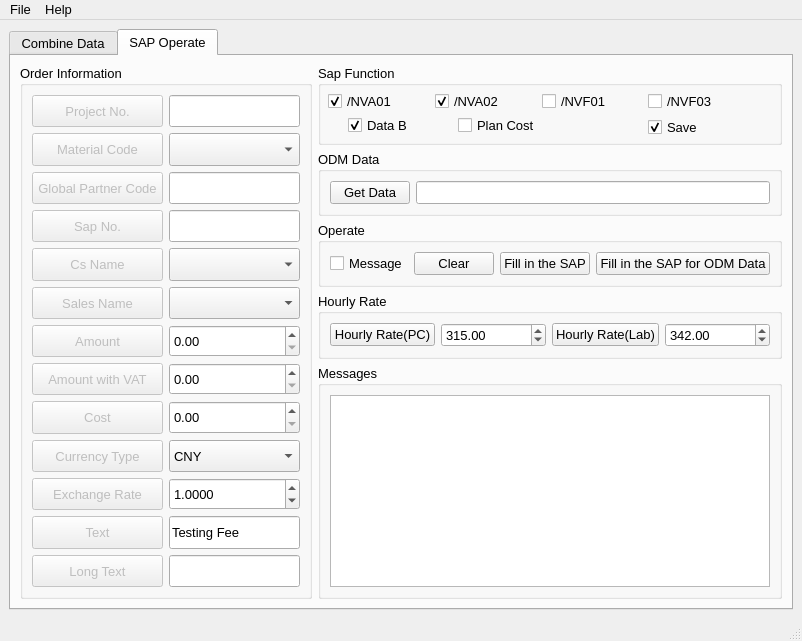
The window that Operate/GUI/Sap/Sap_Operate_UI.ui (chen-huai/work) describes before a commit, drawn with Qt 5.
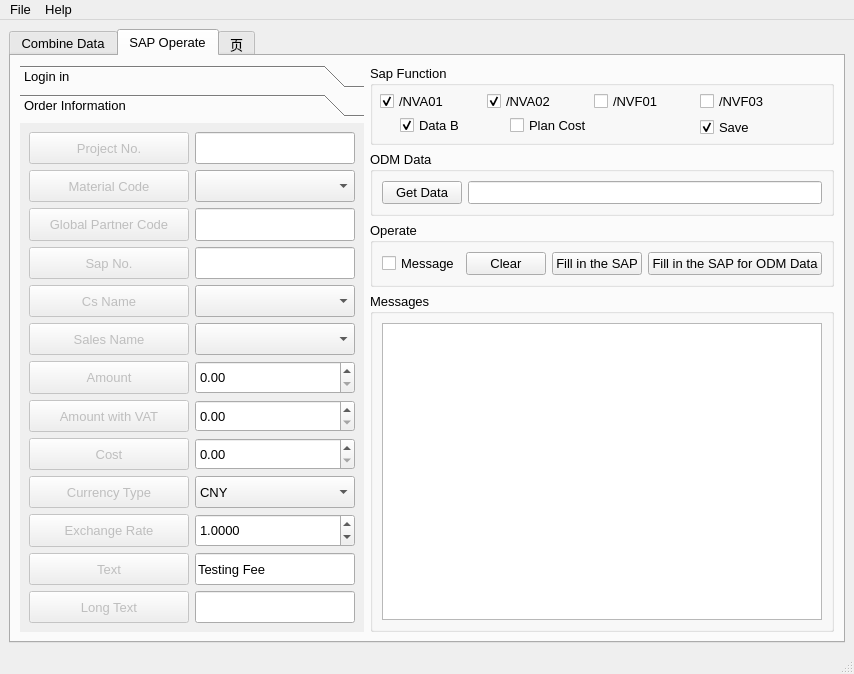
The same window after the commit. The open tabs and pages were chosen to show the change. Icons and pictures are not drawn.

Commit message: 登录bug

What changed in the file:
```diff
--- a/Operate/GUI/Sap/Sap_Operate_UI.ui
+++ b/Operate/GUI/Sap/Sap_Operate_UI.ui
@@ -6,8 +6,8 @@
    <rect>
     <x>0</x>
     <y>0</y>
-    <width>802</width>
-    <height>641</height>
+    <width>854</width>
+    <height>674</height>
    </rect>
   </property>
   <property name="sizePolicy">
@@ -146,6 +146,32 @@
         <string>SAP Operate</string>
        </attribute>
        <layout class="QGridLayout" name="gridLayout_3">
+        <item row="3" column="1">
+         <widget class="QGroupBox" name="groupBox_2">
+          <property name="font">
+           <font>
+            <pointsize>10</pointsize>
+           </font>
+          </property>
+          <property name="title">
+           <string>Messages</string>
+          </property>
+          <layout class="QGridLayout" name="gridLayout_2">
+           <item row="0" column="0">
+            <widget class="QTextBrowser" name="textBrowser">
+             <property name="font">
+              <font>
+               <pointsize>10</pointsize>
+              </font>
+             </property>
+             <property name="statusTip">
+              <string>信息显示</string>
+             </property>
+            </widget>
+           </item>
+          </layout>
+         </widget>
+        </item>
         <item row="0" column="1">
          <widget class="QGroupBox" name="groupBox_3">
           <property name="sizePolicy">
@@ -397,155 +423,160 @@
           </layout>
          </widget>
         </item>
-        <item row="2" column="1">
-         <widget class="QGroupBox" name="groupBox_5">
+        <item row="0" column="0" rowspan="4">
+         <widget class="QToolBox" name="toolBox">
           <property name="sizePolicy">
            <sizepolicy hsizetype="Expanding" vsizetype="Preferred">
             <horstretch>0</horstretch>
             <verstretch>0</verstretch>
            </sizepolicy>
           </property>
-          <property name="title">
-           <string>Operate</string>
+          <property name="currentIndex">
+           <number>0</number>
           </property>
-          <layout class="QHBoxLayout" name="horizontalLayout_3">
-           <item>
-            <widget class="QCheckBox" name="checkBox_5">
-             <property name="sizePolicy">
-              <sizepolicy hsizetype="Expanding" vsizetype="Fixed">
-               <horstretch>0</horstretch>
-               <verstretch>0</verstretch>
-              </sizepolicy>
-             </property>
-             <property name="text">
-              <string>Message</string>
-             </property>
-             <property name="checked">
-              <bool>false</bool>
-             </property>
-            </widget>
-           </item>
-           <item>
-            <widget class="QPushButton" name="pushButton_12">
-             <property name="sizePolicy">
-              <sizepolicy hsizetype="Expanding" vsizetype="Fixed">
-               <horstretch>0</horstretch>
-               <verstretch>0</verstretch>
-              </sizepolicy>
-             </property>
-             <property name="statusTip">
-              <string>清理Messages框中的信息</string>
-             </property>
-             <property name="text">
-              <string>Clear</string>
-             </property>
-            </widget>
-           </item>
-           <item>
-            <widget class="QPushButton" name="pushButton_11">
-             <property name="sizePolicy">
-              <sizepolicy hsizetype="Expanding" vsizetype="Fixed">
-               <horstretch>0</horstretch>
-               <verstretch>0</verstretch>
-              </sizepolicy>
-             </property>
-             <property name="font">
-              <font>
-               <pointsize>10</pointsize>
-              </font>
-             </property>
-             <property name="statusTip">
-              <string>点击后开始SAP操作</string>
-             </property>
-             <property name="text">
-              <string>Fill in the SAP</string>
-             </property>
-            </widget>
-           </item>
-           <item>
-            <widget class="QPushButton" name="pushButton_17">
-             <property name="sizePolicy">
-              <sizepolicy hsizetype="Expanding" vsizetype="Fixed">
-               <horstretch>0</horstretch>
-               <verstretch>0</verstretch>
-              </sizepolicy>
-             </property>
-             <property name="text">
-              <string>Fill in the SAP for ODM Data</string>
-             </property>
-            </widget>
-           </item>
-          </layout>
-         </widget>
-        </item>
-        <item row="4" column="1">
-         <widget class="QGroupBox" name="groupBox_2">
-          <property name="font">
-           <font>
-            <pointsize>10</pointsize>
-           </font>
-          </property>
-          <property name="title">
-           <string>Messages</string>
-          </property>
-          <layout class="QGridLayout" name="gridLayout_2">
+          <widget class="QWidget" name="page_3">
+           <property name="geometry">
+            <rect>
+             <x>0</x>
+             <y>0</y>
+             <width>365</width>
+             <height>500</height>
+            </rect>
+           </property>
+           <attribute name="label">
+            <string>Login in</string>
+           </attribute>
+           <layout class="QGridLayout" name="gridLayout_10">
            <item row="0" column="0">
-            <widget class="QTextBrowser" name="textBrowser">
-             <property name="font">
-              <font>
-               <pointsize>10</pointsize>
-              </font>
-             </property>
-             <property name="statusTip">
-              <string>信息显示</string>
-             </property>
-            </widget>
-           </item>
-          </layout>
-         </widget>
-        </item>
-        <item row="0" column="0" rowspan="5">
          <widget class="QGroupBox" name="groupBox">
+              <property name="title">
+               <string>GroupBox</string>
+              </property>
+              <layout class="QGridLayout" name="gridLayout_9">
+               <item row="0" column="0">
+                <widget class="QPushButton" name="pushButton_26">
+                 <property name="text">
+                  <string>PushButton</string>
+                 </property>
+                </widget>
+               </item>
+               <item row="0" column="1">
+                <widget class="QLineEdit" name="lineEdit_10"/>
+               </item>
+               <item row="1" column="0">
+                <widget class="QPushButton" name="pushButton_27">
+                 <property name="text">
+                  <string>PushButton</string>
+                 </property>
+                </widget>
+               </item>
+               <item row="1" column="1">
+                <widget class="QLineEdit" name="lineEdit_11"/>
+               </item>
+               <item row="2" column="0">
+                <widget class="QPushButton" name="pushButton_28">
+                 <property name="text">
+                  <string>PushButton</string>
+                 </property>
+                </widget>
+               </item>
+               <item row="2" column="1">
+                <widget class="QLineEdit" name="lineEdit_12"/>
+               </item>
+               <item row="3" column="0">
+                <widget class="QPushButton" name="pushButton_29">
+                 <property name="text">
+                  <string>PushButton</string>
+                 </property>
+                </widget>
+               </item>
+               <item row="3" column="1">
+                <widget class="QLineEdit" name="lineEdit_13"/>
+               </item>
+               <item row="4" column="0">
+                <widget class="QPushButton" name="pushButton_30">
+                 <property name="text">
+                  <string>PushButton</string>
+                 </property>
+                </widget>
+               </item>
+               <item row="4" column="1">
+                <widget class="QLineEdit" name="lineEdit_14"/>
+               </item>
+              </layout>
+             </widget>
+            </item>
+            <item row="1" column="0">
+             <widget class="QGroupBox" name="groupBox_8">
           <property name="sizePolicy">
-           <sizepolicy hsizetype="Expanding" vsizetype="Expanding">
+               <sizepolicy hsizetype="Expanding" vsizetype="Fixed">
             <horstretch>0</horstretch>
             <verstretch>0</verstretch>
            </sizepolicy>
           </property>
-          <property name="font">
-           <font>
-            <pointsize>10</pointsize>
-           </font>
-          </property>
           <property name="title">
+               <string>Hourly Rate</string>
+              </property>
+              <layout class="QGridLayout" name="gridLayout_7">
+               <item row="0" column="0">
+                <widget class="QPushButton" name="pushButton_21">
+                 <property name="text">
+                  <string>Hourly Rate(PC)</string>
+                 </property>
+                </widget>
+               </item>
+               <item row="0" column="1">
+                <widget class="QDoubleSpinBox" name="doubleSpinBox_5">
+                 <property name="maximum">
+                  <double>99999999999.000000000000000</double>
+                 </property>
+                 <property name="value">
+                  <double>315.000000000000000</double>
+                 </property>
+                </widget>
+               </item>
+               <item row="1" column="0">
+                <widget class="QPushButton" name="pushButton_22">
+                 <property name="text">
+                  <string>Hourly Rate(Lab)</string>
+                 </property>
+                </widget>
+               </item>
+               <item row="1" column="1">
+                <widget class="QDoubleSpinBox" name="doubleSpinBox_6">
+                 <property name="maximum">
+                  <double>99999999999.000000000000000</double>
+                 </property>
+                 <property name="value">
+                  <double>342.000000000000000</double>
+                 </property>
+                </widget>
+               </item>
+              </layout>
+             </widget>
+            </item>
+           </layout>
+          </widget>
+          <widget class="QWidget" name="page_4">
+           <property name="geometry">
+            <rect>
+             <x>0</x>
+             <y>0</y>
+             <width>365</width>
+             <height>500</height>
+            </rect>
+           </property>
+           <attribute name="label">
            <string>Order Information</string>
-          </property>
+           </attribute>
           <layout class="QGridLayout" name="gridLayout">
-           <item row="4" column="1">
-            <widget class="QLineEdit" name="lineEdit_3">
-             <property name="sizePolicy">
-              <sizepolicy hsizetype="Expanding" vsizetype="Expanding">
-               <horstretch>0</horstretch>
-               <verstretch>0</verstretch>
-              </sizepolicy>
-             </property>
-             <property name="font">
-              <font>
-               <pointsize>10</pointsize>
-              </font>
-             </property>
-             <property name="statusTip">
-              <string>必填项</string>
-             </property>
-            </widget>
-           </item>
-           <item row="7" column="0">
-            <widget class="QPushButton" name="pushButton_7">
+            <item row="0" column="0">
+             <widget class="QPushButton" name="pushButton_2">
              <property name="enabled">
               <bool>false</bool>
              </property>
              <property name="sizePolicy">
-              <sizepolicy hsizetype="Minimum" vsizetype="Expanding">
+               <sizepolicy hsizetype="Expanding" vsizetype="Expanding">
                <horstretch>0</horstretch>
                <verstretch>0</verstretch>
               </sizepolicy>
@@ -556,14 +587,14 @@
               </font>
              </property>
              <property name="text">
-              <string>Cs Name</string>
+               <string>Project No.</string>
              </property>
             </widget>
            </item>
-           <item row="7" column="1">
-            <widget class="QComboBox" name="comboBox_2">
+            <item row="0" column="1">
+             <widget class="QLineEdit" name="lineEdit_2">
              <property name="sizePolicy">
-              <sizepolicy hsizetype="Preferred" vsizetype="Expanding">
+               <sizepolicy hsizetype="Expanding" vsizetype="Expanding">
                <horstretch>0</horstretch>
                <verstretch>0</verstretch>
               </sizepolicy>
@@ -576,67 +607,15 @@
              <property name="statusTip">
               <string>必填项</string>
              </property>
-             <item>
-              <property name="text">
-               <string/>
-              </property>
-             </item>
-             <item>
-              <property name="text">
-               <string/>
-              </property>
-             </item>
-            </widget>
-           </item>
-           <item row="23" column="0">
-            <widget class="QPushButton" name="pushButton_4">
-             <property name="enabled">
-              <bool>false</bool>
-             </property>
-             <property name="sizePolicy">
-              <sizepolicy hsizetype="Minimum" vsizetype="Expanding">
-               <horstretch>0</horstretch>
-               <verstretch>0</verstretch>
-              </sizepolicy>
-             </property>
-             <property name="font">
-              <font>
-               <pointsize>10</pointsize>
-              </font>
-             </property>
-             <property name="text">
-              <string>Currency Type</string>
-             </property>
-            </widget>
-           </item>
-           <item row="4" column="0">
-            <widget class="QPushButton" name="pushButton_6">
-             <property name="enabled">
-              <bool>false</bool>
-             </property>
-             <property name="sizePolicy">
-              <sizepolicy hsizetype="Minimum" vsizetype="Expanding">
-               <horstretch>0</horstretch>
-               <verstretch>0</verstretch>
-              </sizepolicy>
-             </property>
-             <property name="font">
-              <font>
-               <pointsize>10</pointsize>
-              </font>
-             </property>
-             <property name="text">
-              <string>Global Partner Code</string>
-             </property>
-            </widget>
-           </item>
-           <item row="3" column="0">
+             </widget>
+            </item>
+            <item row="1" column="0">
             <widget class="QPushButton" name="pushButton_3">
              <property name="enabled">
               <bool>false</bool>
              </property>
              <property name="sizePolicy">
-              <sizepolicy hsizetype="Minimum" vsizetype="Expanding">
+               <sizepolicy hsizetype="Expanding" vsizetype="Expanding">
                <horstretch>0</horstretch>
                <verstretch>0</verstretch>
               </sizepolicy>
@@ -651,131 +630,7 @@
              </property>
             </widget>
            </item>
-           <item row="16" column="1">
-            <widget class="QDoubleSpinBox" name="doubleSpinBox_2">
-             <property name="sizePolicy">
-              <sizepolicy hsizetype="Minimum" vsizetype="Expanding">
-               <horstretch>0</horstretch>
-               <verstretch>0</verstretch>
-              </sizepolicy>
-             </property>
-             <property name="font">
-              <font>
-               <pointsize>10</pointsize>
-              </font>
-             </property>
-             <property name="statusTip">
-              <string>必填项</string>
-             </property>
-             <property name="maximum">
-              <double>999999999.990000009536743</double>
-             </property>
-            </widget>
-           </item>
-           <item row="9" column="0">
-            <widget class="QPushButton" name="pushButton_8">
-             <property name="enabled">
-              <bool>false</bool>
-             </property>
-             <property name="sizePolicy">
-              <sizepolicy hsizetype="Minimum" vsizetype="Expanding">
-               <horstretch>0</horstretch>
-               <verstretch>0</verstretch>
-              </sizepolicy>
-             </property>
-             <property name="font">
-              <font>
-               <pointsize>10</pointsize>
-              </font>
-             </property>
-             <property name="text">
-              <string>Sales Name</string>
-             </property>
-            </widget>
-           </item>
-           <item row="23" column="1">
-            <widget class="QComboBox" name="comboBox">
-             <property name="sizePolicy">
-              <sizepolicy hsizetype="Preferred" vsizetype="Expanding">
-               <horstretch>0</horstretch>
-               <verstretch>0</verstretch>
-              </sizepolicy>
-             </property>
-             <property name="font">
-              <font>
-               <pointsize>10</pointsize>
-              </font>
-             </property>
-             <property name="statusTip">
-              <string>必填项</string>
-             </property>
-             <item>
-              <property name="text">
-               <string>CNY</string>
-              </property>
-             </item>
-             <item>
-              <property name="text">
-               <string>CNY</string>
-              </property>
-             </item>
-             <item>
-              <property name="text">
-               <string>USD</string>
-              </property>
-             </item>
-             <item>
-              <property name="text">
-               <string>EUR</string>
-              </property>
-             </item>
-             <item>
-              <property name="text">
-               <string>HKD</string>
-              </property>
-             </item>
-            </widget>
-           </item>
-           <item row="19" column="1">
-            <widget class="QDoubleSpinBox" name="doubleSpinBox_3">
-             <property name="sizePolicy">
-              <sizepolicy hsizetype="Minimum" vsizetype="Expanding">
-               <horstretch>0</horstretch>
-               <verstretch>0</verstretch>
-              </sizepolicy>
-             </property>
-             <property name="font">
-              <font>
-               <pointsize>10</pointsize>
-              </font>
-             </property>
-             <property name="maximum">
-              <double>999999999.990000009536743</double>
-             </property>
-            </widget>
-           </item>
-           <item row="24" column="0">
-            <widget class="QPushButton" name="pushButton_5">
-             <property name="enabled">
-              <bool>false</bool>
-             </property>
-             <property name="sizePolicy">
-              <sizepolicy hsizetype="Minimum" vsizetype="Expanding">
-               <horstretch>0</horstretch>
-               <verstretch>0</verstretch>
-              </sizepolicy>
-             </property>
-             <property name="font">
-              <font>
-               <pointsize>10</pointsize>
-              </font>
-             </property>
-             <property name="text">
-              <string>Exchange Rate</string>
-             </property>
-            </widget>
-           </item>
-           <item row="3" column="1">
+            <item row="1" column="1">
             <widget class="QComboBox" name="comboBox_4">
              <property name="sizePolicy">
               <sizepolicy hsizetype="Expanding" vsizetype="Expanding">
@@ -843,31 +698,13 @@
              </item>
             </widget>
            </item>
-           <item row="5" column="1">
-            <widget class="QLineEdit" name="lineEdit">
-             <property name="sizePolicy">
-              <sizepolicy hsizetype="Expanding" vsizetype="Expanding">
-               <horstretch>0</horstretch>
-               <verstretch>0</verstretch>
-              </sizepolicy>
-             </property>
-             <property name="font">
-              <font>
-               <pointsize>10</pointsize>
-              </font>
-             </property>
-             <property name="statusTip">
-              <string>必填项</string>
-             </property>
-            </widget>
-           </item>
-           <item row="1" column="0">
-            <widget class="QPushButton" name="pushButton_2">
+            <item row="2" column="0">
+             <widget class="QPushButton" name="pushButton_6">
              <property name="enabled">
               <bool>false</bool>
              </property>
              <property name="sizePolicy">
-              <sizepolicy hsizetype="Minimum" vsizetype="Expanding">
+               <sizepolicy hsizetype="Expanding" vsizetype="Expanding">
                <horstretch>0</horstretch>
                <verstretch>0</verstretch>
               </sizepolicy>
@@ -878,27 +715,14 @@
               </font>
              </property>
              <property name="text">
-              <string>Project No.</string>
+               <string>Global Partner Code</string>
              </property>
             </widget>
            </item>
-           <item row="25" column="1">
-            <widget class="QLineEdit" name="lineEdit_5">
+            <item row="2" column="1">
+             <widget class="QLineEdit" name="lineEdit_3">
              <property name="sizePolicy">
               <sizepolicy hsizetype="Expanding" vsizetype="Expanding">
-               <horstretch>0</horstretch>
-               <verstretch>0</verstretch>
-              </sizepolicy>
-             </property>
-             <property name="text">
-              <string>Testing Fee</string>
-             </property>
-            </widget>
-           </item>
-           <item row="24" column="1">
-            <widget class="QDoubleSpinBox" name="doubleSpinBox">
-             <property name="sizePolicy">
-              <sizepolicy hsizetype="Minimum" vsizetype="Expanding">
                <horstretch>0</horstretch>
                <verstretch>0</verstretch>
               </sizepolicy>
@@ -911,24 +735,15 @@
              <property name="statusTip">
               <string>必填项</string>
              </property>
-             <property name="decimals">
-              <number>4</number>
-             </property>
-             <property name="singleStep">
-              <double>0.000100000000000</double>
-             </property>
-             <property name="value">
-              <double>1.000000000000000</double>
-             </property>
-            </widget>
-           </item>
-           <item row="5" column="0">
+             </widget>
+            </item>
+            <item row="3" column="0">
             <widget class="QPushButton" name="pushButton">
              <property name="enabled">
               <bool>false</bool>
              </property>
              <property name="sizePolicy">
-              <sizepolicy hsizetype="Minimum" vsizetype="Expanding">
+               <sizepolicy hsizetype="Expanding" vsizetype="Expanding">
                <horstretch>0</horstretch>
                <verstretch>0</verstretch>
               </sizepolicy>
@@ -943,7 +758,171 @@
              </property>
             </widget>
            </item>
-           <item row="18" column="1">
+            <item row="3" column="1">
+             <widget class="QLineEdit" name="lineEdit">
+              <property name="sizePolicy">
+               <sizepolicy hsizetype="Expanding" vsizetype="Expanding">
+                <horstretch>0</horstretch>
+                <verstretch>0</verstretch>
+               </sizepolicy>
+              </property>
+              <property name="font">
+               <font>
+                <pointsize>10</pointsize>
+               </font>
+              </property>
+              <property name="statusTip">
+               <string>必填项</string>
+              </property>
+             </widget>
+            </item>
+            <item row="4" column="0">
+             <widget class="QPushButton" name="pushButton_7">
+              <property name="enabled">
+               <bool>false</bool>
+              </property>
+              <property name="sizePolicy">
+               <sizepolicy hsizetype="Expanding" vsizetype="Expanding">
+                <horstretch>0</horstretch>
+                <verstretch>0</verstretch>
+               </sizepolicy>
+              </property>
+              <property name="font">
+               <font>
+                <pointsize>10</pointsize>
+               </font>
+              </property>
+              <property name="text">
+               <string>Cs Name</string>
+              </property>
+             </widget>
+            </item>
+            <item row="4" column="1">
+             <widget class="QComboBox" name="comboBox_2">
+              <property name="sizePolicy">
+               <sizepolicy hsizetype="Expanding" vsizetype="Expanding">
+                <horstretch>0</horstretch>
+                <verstretch>0</verstretch>
+               </sizepolicy>
+              </property>
+              <property name="font">
+               <font>
+                <pointsize>10</pointsize>
+               </font>
+              </property>
+              <property name="statusTip">
+               <string>必填项</string>
+              </property>
+              <item>
+               <property name="text">
+                <string/>
+               </property>
+              </item>
+              <item>
+               <property name="text">
+                <string/>
+               </property>
+              </item>
+             </widget>
+            </item>
+            <item row="5" column="0">
+             <widget class="QPushButton" name="pushButton_8">
+              <property name="enabled">
+               <bool>false</bool>
+              </property>
+              <property name="sizePolicy">
+               <sizepolicy hsizetype="Expanding" vsizetype="Expanding">
+                <horstretch>0</horstretch>
+                <verstretch>0</verstretch>
+               </sizepolicy>
+              </property>
+              <property name="font">
+               <font>
+                <pointsize>10</pointsize>
+               </font>
+              </property>
+              <property name="text">
+               <string>Sales Name</string>
+              </property>
+             </widget>
+            </item>
+            <item row="5" column="1">
+             <widget class="QComboBox" name="comboBox_3">
+              <property name="sizePolicy">
+               <sizepolicy hsizetype="Expanding" vsizetype="Expanding">
+                <horstretch>0</horstretch>
+                <verstretch>0</verstretch>
+               </sizepolicy>
+              </property>
+              <property name="font">
+               <font>
+                <pointsize>10</pointsize>
+               </font>
+              </property>
+              <property name="statusTip">
+               <string>不是当地销售可以为空</string>
+              </property>
+             </widget>
+            </item>
+            <item row="6" column="0">
+             <widget class="QPushButton" name="pushButton_9">
+              <property name="enabled">
+               <bool>false</bool>
+              </property>
+              <property name="sizePolicy">
+               <sizepolicy hsizetype="Expanding" vsizetype="Expanding">
+                <horstretch>0</horstretch>
+                <verstretch>0</verstretch>
+               </sizepolicy>
+              </property>
+              <property name="font">
+               <font>
+                <pointsize>10</pointsize>
+               </font>
+              </property>
+              <property name="text">
+               <string>Amount</string>
+              </property>
+             </widget>
+            </item>
+            <item row="6" column="1">
+             <widget class="QDoubleSpinBox" name="doubleSpinBox_2">
+              <property name="sizePolicy">
+               <sizepolicy hsizetype="Expanding" vsizetype="Expanding">
+                <horstretch>0</horstretch>
+                <verstretch>0</verstretch>
+               </sizepolicy>
+              </property>
+              <property name="font">
+               <font>
+                <pointsize>10</pointsize>
+               </font>
+              </property>
+              <property name="statusTip">
+               <string>必填项</string>
+              </property>
+              <property name="maximum">
+               <double>999999999.990000009536743</double>
+              </property>
+             </widget>
+            </item>
+            <item row="7" column="0">
+             <widget class="QPushButton" name="pushButton_13">
+              <property name="enabled">
+               <bool>false</bool>
+              </property>
+              <property name="sizePolicy">
+               <sizepolicy hsizetype="Expanding" vsizetype="Expanding">
+                <horstretch>0</horstretch>
+                <verstretch>0</verstretch>
+               </sizepolicy>
+              </property>
+              <property name="text">
+               <string>Amount with VAT</string>
+              </property>
+             </widget>
+            </item>
+            <item row="7" column="1">
             <widget class="QDoubleSpinBox" name="doubleSpinBox_4">
              <property name="sizePolicy">
               <sizepolicy hsizetype="Expanding" vsizetype="Expanding">
@@ -959,13 +938,13 @@
              </property>
             </widget>
            </item>
-           <item row="19" column="0">
+            <item row="8" column="0">
             <widget class="QPushButton" name="pushButton_10">
              <property name="enabled">
               <bool>false</bool>
              </property>
              <property name="sizePolicy">
-              <sizepolicy hsizetype="Minimum" vsizetype="Expanding">
+               <sizepolicy hsizetype="Expanding" vsizetype="Expanding">
                <horstretch>0</horstretch>
                <verstretch>0</verstretch>
               </sizepolicy>
@@ -980,47 +959,31 @@
              </property>
             </widget>
            </item>
-           <item row="18" column="0">
-            <widget class="QPushButton" name="pushButton_13">
-             <property name="enabled">
-              <bool>false</bool>
-             </property>
+            <item row="8" column="1">
+             <widget class="QDoubleSpinBox" name="doubleSpinBox_3">
              <property name="sizePolicy">
               <sizepolicy hsizetype="Expanding" vsizetype="Expanding">
                <horstretch>0</horstretch>
                <verstretch>0</verstretch>
               </sizepolicy>
              </property>
-             <property name="text">
-              <string>Amount with VAT</string>
-             </property>
-            </widget>
-           </item>
-           <item row="1" column="1">
-            <widget class="QLineEdit" name="lineEdit_2">
-             <property name="sizePolicy">
-              <sizepolicy hsizetype="Expanding" vsizetype="Expanding">
-               <horstretch>0</horstretch>
-               <verstretch>0</verstretch>
-              </sizepolicy>
-             </property>
              <property name="font">
               <font>
                <pointsize>10</pointsize>
               </font>
              </property>
-             <property name="statusTip">
-              <string>必填项</string>
+              <property name="maximum">
+               <double>999999999.990000009536743</double>
              </property>
             </widget>
            </item>
-           <item row="16" column="0">
-            <widget class="QPushButton" name="pushButton_9">
+            <item row="9" column="0">
+             <widget class="QPushButton" name="pushButton_4">
              <property name="enabled">
               <bool>false</bool>
              </property>
              <property name="sizePolicy">
-              <sizepolicy hsizetype="Minimum" vsizetype="Expanding">
+               <sizepolicy hsizetype="Expanding" vsizetype="Expanding">
                <horstretch>0</horstretch>
                <verstretch>0</verstretch>
               </sizepolicy>
@@ -1031,14 +994,14 @@
               </font>
              </property>
              <property name="text">
-              <string>Amount</string>
+               <string>Currency Type</string>
              </property>
             </widget>
            </item>
            <item row="9" column="1">
-            <widget class="QComboBox" name="comboBox_3">
+             <widget class="QComboBox" name="comboBox">
              <property name="sizePolicy">
-              <sizepolicy hsizetype="Preferred" vsizetype="Expanding">
+               <sizepolicy hsizetype="Expanding" vsizetype="Expanding">
                <horstretch>0</horstretch>
                <verstretch>0</verstretch>
               </sizepolicy>
@@ -1049,21 +1012,84 @@
               </font>
              </property>
              <property name="statusTip">
-              <string>不是当地销售可以为空</string>
-             </property>
-            </widget>
-           </item>
-           <item row="27" column="1">
-            <widget class="QLineEdit" name="lineEdit_4">
+               <string>必填项</string>
+              </property>
+              <item>
+               <property name="text">
+                <string>CNY</string>
+               </property>
+              </item>
+              <item>
+               <property name="text">
+                <string>CNY</string>
+               </property>
+              </item>
+              <item>
+               <property name="text">
+                <string>USD</string>
+               </property>
+              </item>
+              <item>
+               <property name="text">
+                <string>EUR</string>
+               </property>
+              </item>
+              <item>
+               <property name="text">
+                <string>HKD</string>
+               </property>
+              </item>
+             </widget>
+            </item>
+            <item row="10" column="0">
+             <widget class="QPushButton" name="pushButton_5">
+              <property name="enabled">
+               <bool>false</bool>
+              </property>
              <property name="sizePolicy">
               <sizepolicy hsizetype="Expanding" vsizetype="Expanding">
                <horstretch>0</horstretch>
                <verstretch>0</verstretch>
               </sizepolicy>
              </property>
-            </widget>
-           </item>
-           <item row="25" column="0">
+              <property name="font">
+               <font>
+                <pointsize>10</pointsize>
+               </font>
+              </property>
+              <property name="text">
+               <string>Exchange Rate</string>
+              </property>
+             </widget>
+            </item>
+            <item row="10" column="1">
+             <widget class="QDoubleSpinBox" name="doubleSpinBox">
+              <property name="sizePolicy">
+               <sizepolicy hsizetype="Expanding" vsizetype="Expanding">
+                <horstretch>0</horstretch>
+                <verstretch>0</verstretch>
+               </sizepolicy>
+              </property>
+              <property name="font">
+               <font>
+                <pointsize>10</pointsize>
+               </font>
+              </property>
+              <property name="statusTip">
+               <string>必填项</string>
+              </property>
+              <property name="decimals">
+               <number>4</number>
+              </property>
+              <property name="singleStep">
+               <double>0.000100000000000</double>
+              </property>
+              <property name="value">
+               <double>1.000000000000000</double>
+              </property>
+             </widget>
+            </item>
+            <item row="11" column="0">
             <widget class="QPushButton" name="pushButton_14">
              <property name="enabled">
               <bool>false</bool>
@@ -1079,7 +1105,20 @@
              </property>
             </widget>
            </item>
-           <item row="27" column="0">
+            <item row="11" column="1">
+             <widget class="QLineEdit" name="lineEdit_5">
+              <property name="sizePolicy">
+               <sizepolicy hsizetype="Expanding" vsizetype="Expanding">
+                <horstretch>0</horstretch>
+                <verstretch>0</verstretch>
+               </sizepolicy>
+              </property>
+              <property name="text">
+               <string>Testing Fee</string>
+              </property>
+             </widget>
+            </item>
+            <item row="12" column="0">
             <widget class="QPushButton" name="pushButton_15">
              <property name="enabled">
               <bool>false</bool>
@@ -1095,78 +1134,95 @@
              </property>
             </widget>
            </item>
-          </layout>
-          <zorder>lineEdit_2</zorder>
-          <zorder>pushButton_4</zorder>
-          <zorder>pushButton_8</zorder>
-          <zorder>doubleSpinBox_2</zorder>
-          <zorder>pushButton_3</zorder>
-          <zorder>comboBox_2</zorder>
-          <zorder>pushButton_9</zorder>
-          <zorder>comboBox</zorder>
-          <zorder>doubleSpinBox</zorder>
-          <zorder>pushButton_7</zorder>
-          <zorder>pushButton_6</zorder>
-          <zorder>pushButton_2</zorder>
-          <zorder>comboBox_3</zorder>
-          <zorder>pushButton_5</zorder>
-          <zorder>pushButton</zorder>
-          <zorder>lineEdit</zorder>
-          <zorder>pushButton_13</zorder>
-          <zorder>doubleSpinBox_4</zorder>
-          <zorder>lineEdit_3</zorder>
-          <zorder>comboBox_4</zorder>
-          <zorder>pushButton_10</zorder>
-          <zorder>doubleSpinBox_3</zorder>
-          <zorder>lineEdit_5</zorder>
-          <zorder>lineEdit_4</zorder>
-          <zorder>pushButton_14</zorder>
-          <zorder>pushButton_15</zorder>
+            <item row="12" column="1">
+             <widget class="QLineEdit" name="lineEdit_4">
+              <property name="sizePolicy">
+               <sizepolicy hsizetype="Expanding" vsizetype="Expanding">
+                <horstretch>0</horstretch>
+                <verstretch>0</verstretch>
+               </sizepolicy>
+              </property>
+             </widget>
+            </item>
+           </layout>
+          </widget>
          </widget>
         </item>
-        <item row="3" column="1">
-         <widget class="QGroupBox" name="groupBox_8">
+        <item row="2" column="1">
+         <widget class="QGroupBox" name="groupBox_5">
           <property name="sizePolicy">
-           <sizepolicy hsizetype="Expanding" vsizetype="Fixed">
+           <sizepolicy hsizetype="Expanding" vsizetype="Preferred">
             <horstretch>0</horstretch>
             <verstretch>0</verstretch>
            </sizepolicy>
           </property>
           <property name="title">
-           <string>Hourly Rate</string>
+           <string>Operate</string>
           </property>
-          <layout class="QGridLayout" name="gridLayout_7">
-           <item row="0" column="3">
-            <widget class="QDoubleSpinBox" name="doubleSpinBox_6">
-             <property name="maximum">
-              <double>99999999999.000000000000000</double>
+          <layout class="QHBoxLayout" name="horizontalLayout_3">
+           <item>
+            <widget class="QCheckBox" name="checkBox_5">
+             <property name="sizePolicy">
+              <sizepolicy hsizetype="Expanding" vsizetype="Fixed">
+               <horstretch>0</horstretch>
+               <verstretch>0</verstretch>
+              </sizepolicy>
              </property>
-             <property name="value">
-              <double>342.000000000000000</double>
+             <property name="text">
+              <string>Message</string>
              </property>
+             <property name="checked">
+              <bool>false</bool>
+             </property>
             </widget>
            </item>
-           <item row="0" column="0">
-            <widget class="QPushButton" name="pushButton_21">
+           <item>
+            <widget class="QPushButton" name="pushButton_12">
+             <property name="sizePolicy">
+              <sizepolicy hsizetype="Expanding" vsizetype="Fixed">
+               <horstretch>0</horstretch>
+               <verstretch>0</verstretch>
+              </sizepolicy>
+             </property>
+             <property name="statusTip">
+              <string>清理Messages框中的信息</string>
+             </property>
              <property name="text">
-              <string>Hourly Rate(PC)</string>
+              <string>Clear</string>
              </property>
             </widget>
            </item>
-           <item row="0" column="1">
-            <widget class="QDoubleSpinBox" name="doubleSpinBox_5">
-             <property name="maximum">
-              <double>99999999999.000000000000000</double>
+           <item>
+            <widget class="QPushButton" name="pushButton_11">
+             <property name="sizePolicy">
+              <sizepolicy hsizetype="Expanding" vsizetype="Fixed">
+               <horstretch>0</horstretch>
+               <verstretch>0</verstretch>
+              </sizepolicy>
              </property>
-             <property name="value">
-              <double>315.000000000000000</double>
+             <property name="font">
+              <font>
+               <pointsize>10</pointsize>
+              </font>
              </property>
+             <property name="statusTip">
+              <string>点击后开始SAP操作</string>
+             </property>
+             <property name="text">
+              <string>Fill in the SAP</string>
+             </property>
             </widget>
            </item>
-           <item row="0" column="2">
-            <widget class="QPushButton" name="pushButton_22">
+           <item>
+            <widget class="QPushButton" name="pushButton_17">
+             <property name="sizePolicy">
+              <sizepolicy hsizetype="Expanding" vsizetype="Fixed">
+               <horstretch>0</horstretch>
+               <verstretch>0</verstretch>
+              </sizepolicy>
+             </property>
              <property name="text">
-              <string>Hourly Rate(Lab)</string>
+              <string>Fill in the SAP for ODM Data</string>
              </property>
             </widget>
            </item>
@@ -1175,6 +1231,26 @@
         </item>
        </layout>
       </widget>
+      <widget class="QWidget" name="tab_3">
+       <attribute name="title">
+        <string>页</string>
+       </attribute>
+       <layout class="QHBoxLayout" name="horizontalLayout">
+        <item>
+         <widget class="QLabel" name="label">
+          <property name="enabled">
+           <bool>true</bool>
+          </property>
+          <property name="text">
+           <string>TextLabel</string>
+          </property>
+         </widget>
+        </item>
+        <item>
+         <widget class="QSpinBox" name="spinBox"/>
+        </item>
+       </layout>
+      </widget>
      </widget>
     </item>
    </layout>
@@ -1184,7 +1260,7 @@
     <rect>
      <x>0</x>
      <y>0</y>
-     <width>802</width>
+     <width>854</width>
      <height>25</height>
     </rect>
    </property>
```
Left out of the diff: 19 changed lines with no effect on the pictures. Lines whose indentation alone changed are shown as unchanged. The commit also changes 1 other file.
